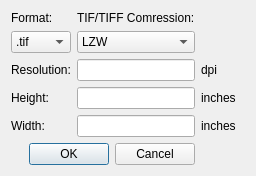
First picture: the form in UI/formatDialog.ui, repository ShoukangHong/EChem_Plotter, before the edit.
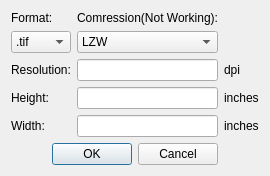
Second picture: the form after the edit.

Patch:
```diff
--- a/UI/formatDialog.ui
+++ b/UI/formatDialog.ui
@@ -27,7 +27,7 @@
       <cursorShape>ArrowCursor</cursorShape>
      </property>
      <property name="text">
-      <string>TIF/TIFF Comression:</string>
+      <string>Comression(Not Working):</string>
      </property>
     </widget>
    </item>
```
